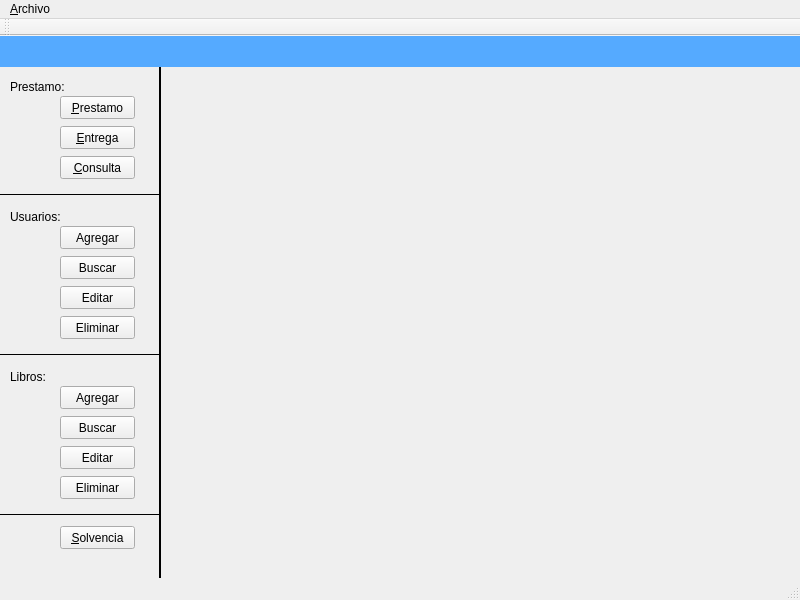
Old version of the form mainwindow.ui in the repository ottodevs/project-biblioteca.
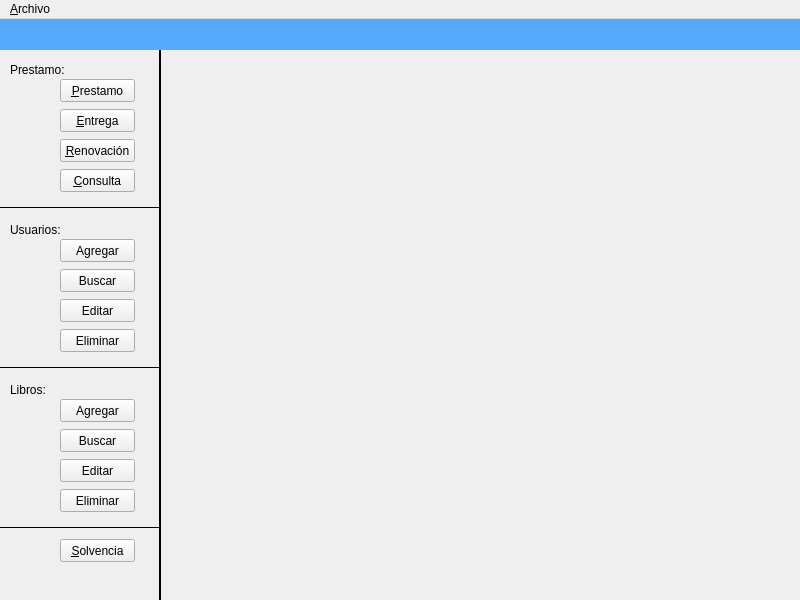
New version of the form.

Commit message: Arreglado varios bugs en prestamo Agregado Renovación en prestamo FALTA: * La logica de la cantidad de los ejemlares, definir como se va manejar esto. * Texto para la solvencia.

```diff
--- a/mainwindow.ui
+++ b/mainwindow.ui
@@ -84,7 +84,7 @@
     <property name="geometry">
      <rect>
       <x>10</x>
-      <y>170</y>
+      <y>200</y>
       <width>61</width>
       <height>21</height>
      </rect>
@@ -100,29 +100,16 @@
     <property name="geometry">
      <rect>
       <x>60</x>
-      <y>190</y>
-      <width>75</width>
-      <height>23</height>
-     </rect>
-    </property>
-    <property name="text">
-     <string>Agregar</string>
-    </property>
-   </widget>
-   <widget class="QPushButton" name="btnBuscarP">
-    <property name="geometry">
-     <rect>
-      <x>60</x>
       <y>220</y>
       <width>75</width>
       <height>23</height>
      </rect>
     </property>
     <property name="text">
-     <string>Buscar</string>
+     <string>Agregar</string>
     </property>
    </widget>
-   <widget class="QPushButton" name="btnEditarP">
+   <widget class="QPushButton" name="btnBuscarP">
     <property name="geometry">
      <rect>
       <x>60</x>
@@ -132,10 +119,10 @@
      </rect>
     </property>
     <property name="text">
-     <string>Editar</string>
+     <string>Buscar</string>
     </property>
    </widget>
-   <widget class="QPushButton" name="btnEliminarP">
+   <widget class="QPushButton" name="btnEditarP">
     <property name="geometry">
      <rect>
       <x>60</x>
@@ -145,14 +132,27 @@
      </rect>
     </property>
     <property name="text">
-     <string>Eliminar</string>
+     <string>Editar</string>
     </property>
    </widget>
-   <widget class="Line" name="line_2">
+   <widget class="QPushButton" name="btnEliminarP">
     <property name="geometry">
      <rect>
-      <x>0</x>
+      <x>60</x>
       <y>310</y>
+      <width>75</width>
+      <height>23</height>
+     </rect>
+    </property>
+    <property name="text">
+     <string>Eliminar</string>
+    </property>
+   </widget>
+   <widget class="Line" name="line_2">
+    <property name="geometry">
+     <rect>
+      <x>0</x>
+      <y>340</y>
       <width>161</width>
       <height>16</height>
      </rect>
@@ -171,7 +171,7 @@
     <property name="geometry">
      <rect>
       <x>0</x>
-      <y>150</y>
+      <y>180</y>
       <width>161</width>
       <height>16</height>
      </rect>
@@ -190,7 +190,7 @@
     <property name="geometry">
      <rect>
       <x>10</x>
-      <y>330</y>
+      <y>360</y>
       <width>61</width>
       <height>21</height>
      </rect>
@@ -216,7 +216,7 @@
     <property name="geometry">
      <rect>
       <x>60</x>
-      <y>120</y>
+      <y>150</y>
       <width>75</width>
       <height>23</height>
      </rect>
@@ -242,7 +242,7 @@
     <property name="geometry">
      <rect>
       <x>0</x>
-      <y>470</y>
+      <y>500</y>
       <width>161</width>
       <height>16</height>
      </rect>
@@ -261,7 +261,7 @@
     <property name="geometry">
      <rect>
       <x>60</x>
-      <y>490</y>
+      <y>520</y>
       <width>75</width>
       <height>23</height>
      </rect>
@@ -274,25 +274,25 @@
     <property name="geometry">
      <rect>
       <x>60</x>
-      <y>380</y>
-      <width>75</width>
-      <height>23</height>
-     </rect>
-    </property>
-    <property name="text">
-     <string>Buscar</string>
-    </property>
-   </widget>
-   <widget class="QPushButton" name="btnEditarL">
-    <property name="geometry">
-     <rect>
-      <x>60</x>
       <y>410</y>
       <width>75</width>
       <height>23</height>
      </rect>
     </property>
     <property name="text">
+     <string>Buscar</string>
+    </property>
+   </widget>
+   <widget class="QPushButton" name="btnEditarL">
+    <property name="geometry">
+     <rect>
+      <x>60</x>
+      <y>440</y>
+      <width>75</width>
+      <height>23</height>
+     </rect>
+    </property>
+    <property name="text">
      <string>Editar</string>
     </property>
    </widget>
@@ -300,7 +300,7 @@
     <property name="geometry">
      <rect>
       <x>60</x>
-      <y>350</y>
+      <y>380</y>
       <width>75</width>
       <height>23</height>
      </rect>
@@ -313,7 +313,7 @@
     <property name="geometry">
      <rect>
       <x>60</x>
-      <y>440</y>
+      <y>470</y>
       <width>75</width>
       <height>23</height>
      </rect>
@@ -322,6 +322,19 @@
      <string>Eliminar</string>
     </property>
    </widget>
+   <widget class="QPushButton" name="btnRenovacion">
+    <property name="geometry">
+     <rect>
+      <x>60</x>
+      <y>120</y>
+      <width>75</width>
+      <height>23</height>
+     </rect>
+    </property>
+    <property name="text">
+     <string>&amp;Renovación</string>
+    </property>
+   </widget>
   </widget>
   <widget class="QMenuBar" name="menuBar">
    <property name="geometry">
@@ -329,7 +342,7 @@
      <x>0</x>
      <y>0</y>
      <width>800</width>
-     <height>21</height>
+     <height>20</height>
     </rect>
    </property>
    <widget class="QMenu" name="menuArchivo">
@@ -341,15 +354,6 @@
    </widget>
    <addaction name="menuArchivo"/>
   </widget>
-  <widget class="QToolBar" name="mainToolBar">
-   <attribute name="toolBarArea">
-    <enum>TopToolBarArea</enum>
-   </attribute>
-   <attribute name="toolBarBreak">
-    <bool>false</bool>
-   </attribute>
-  </widget>
-  <widget class="QStatusBar" name="statusBar"/>
   <action name="actionInicio">
    <property name="text">
     <string>&amp;Inicio</string>
```
The commit also changes 8 other files.
